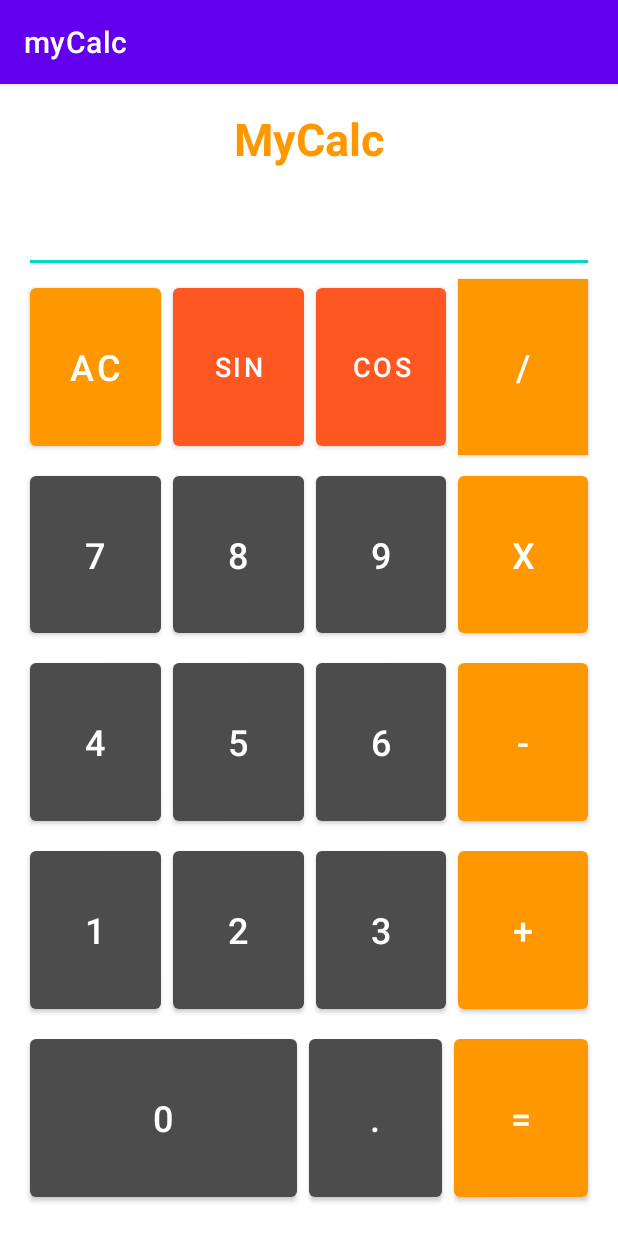
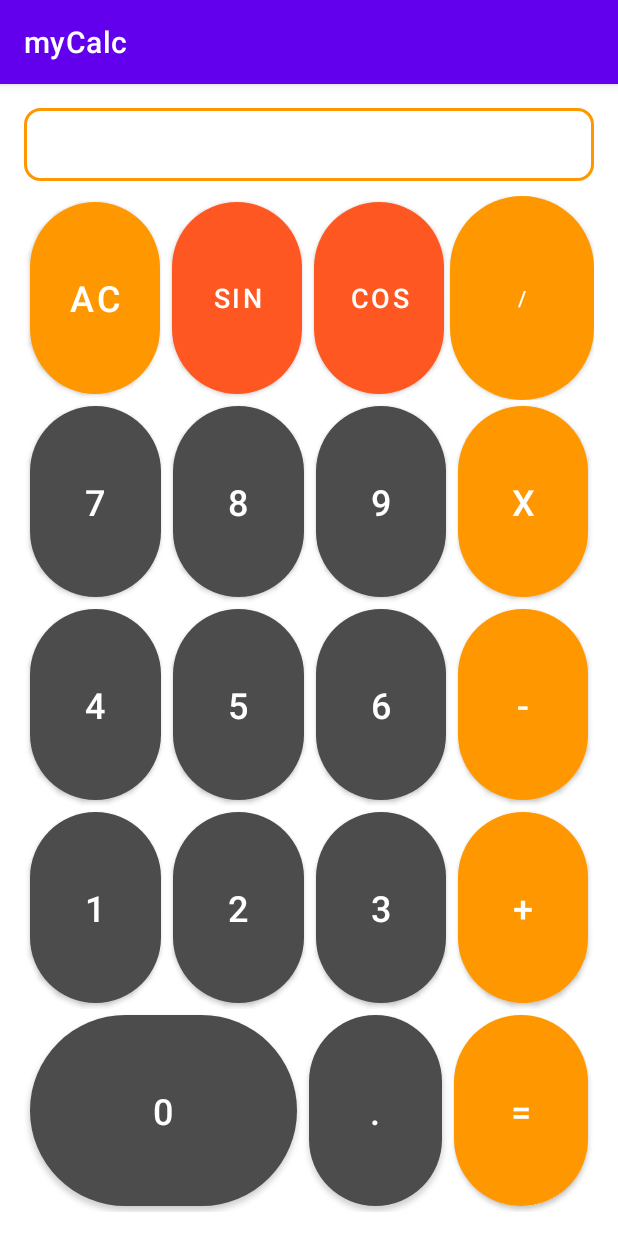
Before and after one commit to parrotsoft/myCalc, an Android app: the screen it shows after launch (MainActivity), after a tap on "AC", on a phone screen of 412 x 824 dp. Run offline under Robolectric (Android 15) with nearby library versions, the phone set to English and light mode, and no system bars.

Commit message:
feat: agregando validaciones y estilos para que la interfaz sea mas agradable

```diff
--- a/app/src/main/java/com/parrotsoft/mycalc/MainActivity.java
+++ b/app/src/main/java/com/parrotsoft/mycalc/MainActivity.java
@@ -1,8 +1,10 @@
 package com.parrotsoft.mycalc;
 
+import androidx.appcompat.app.AlertDialog;
 import androidx.appcompat.app.AppCompatActivity;
 
 import android.os.Bundle;
+import android.text.InputType;
 import android.view.View;
 import android.widget.Button;
 import android.widget.EditText;
@@ -75,10 +77,13 @@ public class MainActivity extends AppCompatActivity implements View.OnClickListe
 
         this.btnSin = findViewById(R.id.btnSin);
         btnSin.setOnClickListener(this);
+
+        this.EdResult.setInputType(InputType.TYPE_NULL);
     }
 
     @Override
     public void onClick(View v) {
+        try {
             switch (v.getId()) {
                 case R.id.btn0:
                     this.textNumber += "0";
@@ -123,7 +128,7 @@ public class MainActivity extends AppCompatActivity implements View.OnClickListe
                     this.textNumber += "+";
                     break;
                 case R.id.btnIgual:
-                this.textNumber = Double.toString(Helpers.eval(this.textNumber));
+                    this.textNumber = Double.toString(Math.round(Helpers.eval(this.textNumber) * 100d) / 100d);
                     break;
                 case R.id.btnDiv:
                     this.textNumber += "/";
@@ -139,5 +144,12 @@ public class MainActivity extends AppCompatActivity implements View.OnClickListe
                     break;
             }
             this.EdResult.setText(this.textNumber);
+        } catch (Exception e) {
+            AlertDialog.Builder builder = new AlertDialog.Builder(this);
+            builder.setMessage("Por favor verificar la operacion digitada")
+                    .setTitle("Verificar los valores")
+                    .create()
+                    .show();
         }
     }
+}
--- /dev/null
+++ b/app/src/main/res/drawable/round_shapen_btn.xml
@@ -0,0 +1,9 @@
+<?xml version="1.0" encoding="utf-8"?>
+<shape xmlns:android="http://schemas.android.com/apk/res/android" android:shape="rectangle" android:padding="10dp">
+    <solid android:color="#6E6E6E"/> <!-- this one is ths color of the Rounded Button -->
+    <corners
+        android:bottomRightRadius="100dp"
+        android:bottomLeftRadius="100dp"
+        android:topLeftRadius="100dp"
+        android:topRightRadius="100dp"/>
+</shape>
--- /dev/null
+++ b/app/src/main/res/drawable/rounded_edittext.xml
@@ -0,0 +1,13 @@
+<?xml version="1.0" encoding="utf-8"?>
+<shape xmlns:android="http://schemas.android.com/apk/res/android"
+    android:shape="rectangle" android:padding="50dp">
+
+
+    <solid android:color="#FFFFFF" />
+    <corners
+        android:bottomRightRadius="10dp"
+        android:bottomLeftRadius="10dp"
+        android:topLeftRadius="10dp"
+        android:topRightRadius="10dp" />
+    <stroke android:width="2dip" android:color="#FF9800" />
+</shape>
--- a/app/src/main/res/layout/activity_main.xml
+++ b/app/src/main/res/layout/activity_main.xml
@@ -14,20 +14,11 @@
         tools:layout_editor_absoluteX="46dp"
         tools:layout_editor_absoluteY="130dp">
 
-        <TextView
-            android:id="@+id/textView"
-            android:layout_width="match_parent"
-            android:layout_height="wrap_content"
-            android:text="MyCalc"
-            android:textAlignment="center"
-            android:textColor="#FF9800"
-            android:textSize="30sp"
-            android:textStyle="bold" />
-
         <EditText
             android:id="@+id/edResult"
             android:layout_width="match_parent"
             android:layout_height="wrap_content"
+            android:background="@drawable/rounded_edittext"
             android:clickable="true"
             android:editable="false"
             android:ems="10"
@@ -40,7 +31,8 @@
 
         <TableLayout
             android:layout_width="match_parent"
-            android:layout_height="match_parent">
+            android:layout_height="match_parent"
+            android:layout_marginTop="10dp">
 
             <TableRow
                 android:layout_width="match_parent"
@@ -54,6 +46,7 @@
                     android:layout_height="match_parent"
                     android:layout_margin="4dp"
                     android:layout_weight="25"
+                    android:background="@drawable/round_shapen_btn"
                     android:text="AC"
                     android:textSize="24sp"
                     app:backgroundTint="#FF9800" />
@@ -64,6 +57,7 @@
                     android:layout_height="match_parent"
                     android:layout_margin="4dp"
                     android:layout_weight="25"
+                    android:background="@drawable/round_shapen_btn"
                     android:text="Sin"
                     android:textSize="18sp"
                     app:backgroundTint="#FF5722" />
@@ -74,20 +68,19 @@
                     android:layout_height="match_parent"
                     android:layout_margin="4dp"
                     android:layout_weight="25"
+                    android:background="@drawable/round_shapen_btn"
                     android:text="Cos"
                     android:textSize="18sp"
                     app:backgroundTint="#FF5722" />
 
                 <Button
                     android:id="@+id/btnDiv"
-                    android:layout_width="wrap_content"
+                    android:layout_width="match_parent"
                     android:layout_height="match_parent"
-                    android:layout_margin="4dp"
-                    android:layout_weight="25"
-                    android:background="#FFFFFF"
+                    android:background="@drawable/round_shapen_btn"
                     android:text="/"
-                    android:textSize="24sp"
                     app:backgroundTint="#FF9800" />
+
             </TableRow>
 
             <TableRow
@@ -101,6 +94,7 @@
                     android:layout_height="match_parent"
                     android:layout_margin="4dp"
                     android:layout_weight="25"
+                    android:background="@drawable/round_shapen_btn"
                     android:text="7"
                     android:textSize="24sp"
                     app:backgroundTint="#4C4C4C" />
@@ -111,6 +105,7 @@
                     android:layout_height="match_parent"
                     android:layout_margin="4dp"
                     android:layout_weight="25"
+                    android:background="@drawable/round_shapen_btn"
                     android:text="8"
                     android:textSize="24sp"
                     app:backgroundTint="#4C4C4C" />
@@ -121,6 +116,7 @@
                     android:layout_height="match_parent"
                     android:layout_margin="4dp"
                     android:layout_weight="25"
+                    android:background="@drawable/round_shapen_btn"
                     android:text="9"
                     android:textSize="24sp"
                     app:backgroundTint="#4C4C4C" />
@@ -131,6 +127,7 @@
                     android:layout_height="match_parent"
                     android:layout_margin="4dp"
                     android:layout_weight="25"
+                    android:background="@drawable/round_shapen_btn"
                     android:text="X"
                     android:textSize="24sp"
                     app:backgroundTint="#FF9800" />
@@ -147,6 +144,7 @@
                     android:layout_height="match_parent"
                     android:layout_margin="4dp"
                     android:layout_weight="25"
+                    android:background="@drawable/round_shapen_btn"
                     android:text="4"
                     android:textSize="24sp"
                     app:backgroundTint="#4C4C4C" />
@@ -157,6 +155,7 @@
                     android:layout_height="match_parent"
                     android:layout_margin="4dp"
                     android:layout_weight="25"
+                    android:background="@drawable/round_shapen_btn"
                     android:text="5"
                     android:textSize="24sp"
                     app:backgroundTint="#4C4C4C" />
@@ -167,6 +166,7 @@
                     android:layout_height="match_parent"
                     android:layout_margin="4dp"
                     android:layout_weight="25"
+                    android:background="@drawable/round_shapen_btn"
                     android:text="6"
                     android:textSize="24sp"
                     app:backgroundTint="#4C4C4C" />
@@ -177,6 +177,7 @@
                     android:layout_height="match_parent"
                     android:layout_margin="4dp"
                     android:layout_weight="25"
+                    android:background="@drawable/round_shapen_btn"
                     android:text="-"
                     android:textSize="24sp"
                     app:backgroundTint="#FF9800" />
@@ -193,6 +194,7 @@
                     android:layout_height="match_parent"
                     android:layout_margin="4dp"
                     android:layout_weight="25"
+                    android:background="@drawable/round_shapen_btn"
                     android:text="1"
                     android:textSize="24sp"
                     app:backgroundTint="#4C4C4C" />
@@ -203,6 +205,7 @@
                     android:layout_height="match_parent"
                     android:layout_margin="4dp"
                     android:layout_weight="25"
+                    android:background="@drawable/round_shapen_btn"
                     android:text="2"
                     android:textSize="24sp"
                     app:backgroundTint="#4C4C4C" />
@@ -213,6 +216,7 @@
                     android:layout_height="match_parent"
                     android:layout_margin="4dp"
                     android:layout_weight="25"
+                    android:background="@drawable/round_shapen_btn"
                     android:text="3"
                     android:textSize="24sp"
                     app:backgroundTint="#4C4C4C" />
@@ -223,6 +227,7 @@
                     android:layout_height="match_parent"
                     android:layout_margin="4dp"
                     android:layout_weight="25"
+                    android:background="@drawable/round_shapen_btn"
                     android:text="+"
                     android:textSize="24sp"
                     app:backgroundTint="#FF9800" />
@@ -240,6 +245,7 @@
                     android:layout_height="match_parent"
                     android:layout_margin="4dp"
                     android:layout_weight="98"
+                    android:background="@drawable/round_shapen_btn"
                     android:text="0"
                     android:textSize="24sp"
                     app:backgroundTint="#4C4C4C" />
@@ -250,6 +256,7 @@
                     android:layout_height="match_parent"
                     android:layout_margin="4dp"
                     android:layout_weight="1"
+                    android:background="@drawable/round_shapen_btn"
                     android:text="."
                     android:textSize="24sp"
                     app:backgroundTint="#4C4C4C" />
@@ -260,6 +267,7 @@
                     android:layout_height="match_parent"
                     android:layout_margin="4dp"
                     android:layout_weight="1"
+                    android:background="@drawable/round_shapen_btn"
                     android:text="="
                     android:textSize="24sp"
                     app:backgroundTint="#FF9800" />
```
Lines whose indentation alone changed are shown as unchanged.
